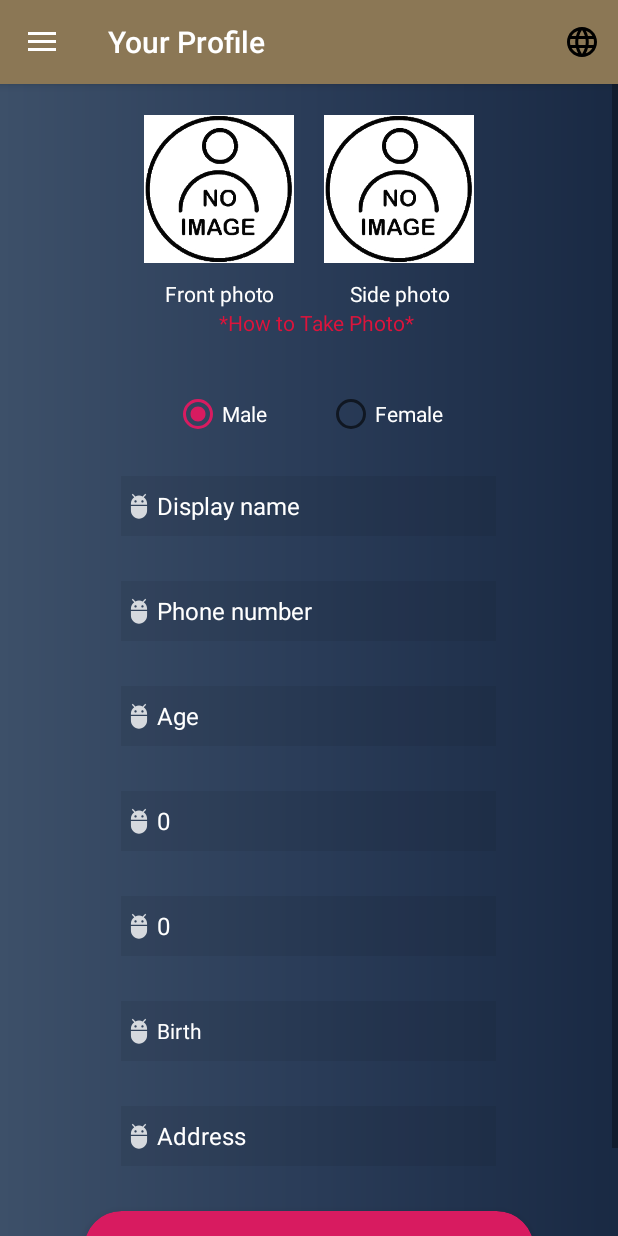
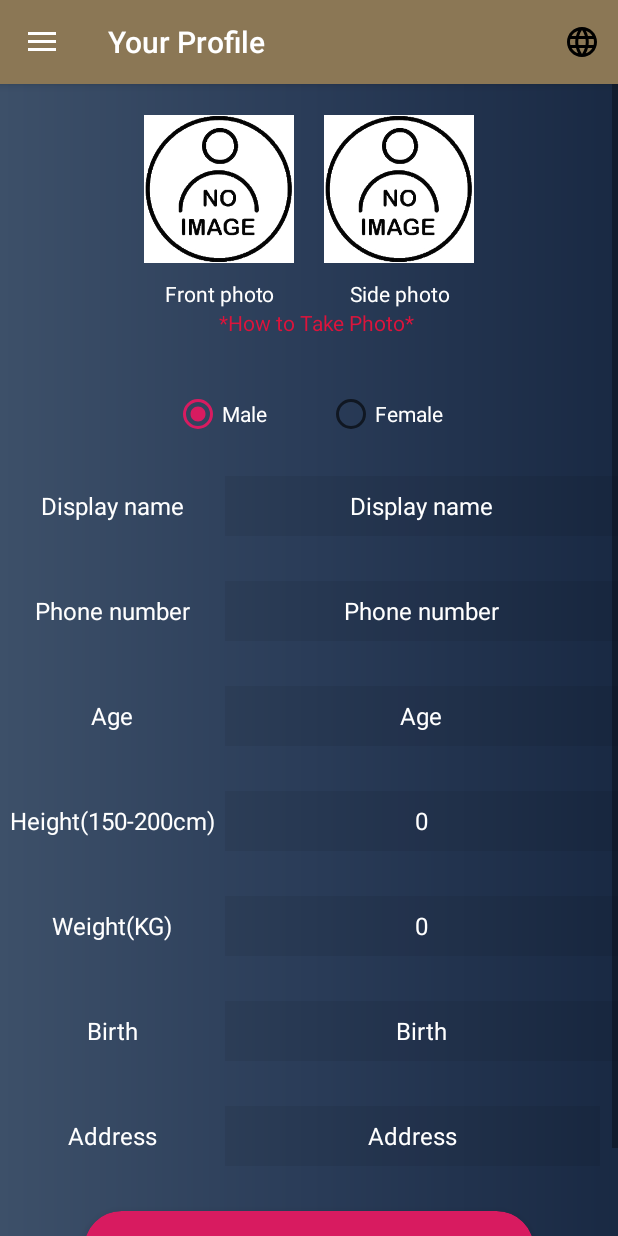
Before and after one commit to ngtszlong/EzTryClothes, an Android app: the fragment ProfileFragment placed in its activity, on a phone screen of 412 x 824 dp. Run offline under Robolectric (Android 15) with nearby library versions, the phone set to English and light mode, and no system bars; our stand-ins replace Firebase (no records; nobody signed in at launch, a user with empty details on screens opened directly), Picasso; libraries missing offline, so code that uses them is left out: com.gun0912.tedpermission; pictures from the network do not load; 2 statements that could not run were skipped.

Commit message:
fixed API problem and UI

```diff
--- a/app/src/main/java/com/ngtszlong/eztrycloth/Measure/MeasureFragment.java
+++ b/app/src/main/java/com/ngtszlong/eztrycloth/Measure/MeasureFragment.java
@@ -47,6 +47,8 @@ import org.json.JSONObject;
 
 import java.io.ByteArrayOutputStream;
 import java.net.URL;
+import java.text.SimpleDateFormat;
+import java.util.Date;
 import java.util.HashMap;
 import java.util.Locale;
 import java.util.Map;
@@ -79,9 +81,9 @@ public class MeasureFragment extends Fragment {
     private TextView txt_Upperhipgirth;
     private String id;
 
-    ProgressDialog progressDialog;
+    private ProgressDialog progressDialog;
 
-    TextView txt_sizeguide;
+    private TextView txt_sizeguide;
 
     @Nullable
     @Override
@@ -134,7 +136,7 @@ public class MeasureFragment extends Fragment {
             public void onResponse(JSONObject response) {
                 Log.d("onResponse", String.valueOf(response));
                 try {
-                    id = String.valueOf(response.getJSONObject("id"));
+                    id = response.getString("task_set_url");
                 } catch (JSONException e) {
                     e.printStackTrace();
                 }
@@ -148,7 +150,7 @@ public class MeasureFragment extends Fragment {
             @Override
             public void onErrorResponse(VolleyError error) {
                 NetworkResponse response = error.networkResponse;
-                if(response != null && response.data != null) {
+                if (response != null && response.data != null) {
                     String errorString = new String(response.data);
                     Log.i("log error", errorString);
                 }
@@ -169,23 +171,18 @@ public class MeasureFragment extends Fragment {
     }
 
     private void get() {
-        JsonObjectRequest request = new JsonObjectRequest(Request.Method.GET, "https://saia.3dlook.me/api/v2/persons/?measurements_type=all", null, new Response.Listener<JSONObject>() {
+        JsonObjectRequest request = new JsonObjectRequest(Request.Method.GET, id, null, new Response.Listener<JSONObject>() {
             @Override
             public void onResponse(JSONObject response) {
                 try {
-                    JSONArray jsonArray = response.getJSONArray("results");
-                    for (int i = 0; i < jsonArray.length(); i++) {
-                        JSONObject bodysize = jsonArray.getJSONObject(i);
-                        if (bodysize.getString("id").equals(id)) {
-                            JSONObject volumeparams = bodysize.getJSONObject("volume_params");
-                            for (int x = 0; x < volumeparams.length(); x++) {
-                                volumeparams(volumeparams);
-                            }
-                            JSONObject frontparams = bodysize.getJSONObject("front_params");
-                            for (int y = 0; y < frontparams.length(); y++) {
-                                frontparams(frontparams);
-                            }
-                        }
+                    Log.d("Response", String.valueOf(response));
+                    JSONObject volumeparams = response.getJSONObject("volume_params");
+                    for (int x = 0; x < volumeparams.length(); x++) {
+                        volumeparams(volumeparams);
+                    }
+                    JSONObject frontparams = response.getJSONObject("front_params");
+                    for (int y = 0; y < frontparams.length(); y++) {
+                        frontparams(frontparams);
                     }
                     progressDialog.dismiss();
                 } catch (JSONException e) {
@@ -262,6 +259,7 @@ public class MeasureFragment extends Fragment {
 
             }
         });
+        databaseReference.keepSynced(true);
     }
 
     public String convertUrlToBase64(String url) {
--- a/app/src/main/java/com/ngtszlong/eztrycloth/Profile/ProfileFragment.java
+++ b/app/src/main/java/com/ngtszlong/eztrycloth/Profile/ProfileFragment.java
@@ -225,7 +225,6 @@ public class ProfileFragment extends Fragment {
         firebaseAuth = FirebaseAuth.getInstance();
         firebaseUser = firebaseAuth.getCurrentUser();
         firebaseDatabase = FirebaseDatabase.getInstance();
-        firebaseDatabase.setPersistenceEnabled(true);
         databaseReference = firebaseDatabase.getReference().child("Users");
         databaseReference.addValueEventListener(new ValueEventListener() {
             @Override
--- a/app/src/main/res/layout/framgent_profile.xml
+++ b/app/src/main/res/layout/framgent_profile.xml
@@ -108,110 +108,212 @@
             </RadioGroup>
         </LinearLayout>
 
+        <LinearLayout
+            android:layout_width="match_parent"
+            android:layout_height="wrap_content"
+            android:layout_marginBottom="30dp"
+            android:orientation="horizontal">
+
+            <TextView
+                android:layout_width="150dp"
+                android:layout_height="40dp"
+                android:layout_gravity="center"
+                android:gravity="center"
+                android:text="@string/Displayname"
+                android:textAlignment="center"
+                android:textColor="#FFFFFF"
+                android:textSize="16dp" />
+
             <EditText
                 android:id="@+id/edt_mpro_name"
-            android:layout_width="250dp"
+                android:layout_width="match_parent"
                 android:layout_height="40dp"
-            android:layout_gravity="center"
-            android:layout_marginBottom="30dp"
+                android:textAlignment="center"
                 android:background="#11000000"
-            android:drawableLeft="@drawable/ic_action_user"
                 android:hint="@string/Displayname"
                 android:textColor="#FFFFFF"
                 android:textColorHint="#FFFFFF"
                 android:textSize="16dp" />
+        </LinearLayout>
+
+        <LinearLayout
+            android:layout_width="match_parent"
+            android:layout_height="wrap_content"
+            android:layout_marginBottom="30dp"
+            android:orientation="horizontal">
+
+            <TextView
+                android:layout_width="150dp"
+                android:layout_height="40dp"
+                android:layout_gravity="center"
+                android:gravity="center"
+                android:text="@string/Phonenumber"
+                android:textAlignment="center"
+                android:textColor="#FFFFFF"
+                android:textSize="16dp" />
 
             <EditText
                 android:id="@+id/edt_mpro_phone"
-            android:layout_width="250dp"
+                android:layout_width="match_parent"
                 android:layout_height="40dp"
-            android:layout_gravity="center"
-            android:layout_marginBottom="30dp"
                 android:background="#11000000"
-            android:drawableLeft="@drawable/ic_action_user"
+                android:textAlignment="center"
                 android:hint="@string/Phonenumber"
                 android:maxLength="8"
                 android:textColor="#FFFFFF"
                 android:textColorHint="#FFFFFF"
                 android:textSize="16dp" />
+        </LinearLayout>
+
+        <LinearLayout
+            android:layout_width="match_parent"
+            android:layout_height="wrap_content"
+            android:layout_marginBottom="30dp"
+            android:orientation="horizontal">
+
+            <TextView
+                android:layout_width="150dp"
+                android:layout_height="40dp"
+                android:layout_gravity="center"
+                android:gravity="center"
+                android:text="@string/Age"
+                android:textAlignment="center"
+                android:textColor="#FFFFFF"
+                android:textSize="16dp" />
 
             <EditText
                 android:id="@+id/edt_mpro_age"
-            android:layout_width="250dp"
+                android:layout_width="match_parent"
                 android:layout_height="40dp"
-            android:layout_gravity="center"
-            android:layout_marginBottom="30dp"
                 android:background="#11000000"
-            android:drawableLeft="@drawable/ic_action_user"
                 android:ems="10"
+                android:textAlignment="center"
                 android:hint="@string/Age"
                 android:inputType="number"
                 android:maxLength="2"
                 android:textColor="#FFFFFF"
                 android:textColorHint="#FFFFFF"
                 android:textSize="16dp" />
+        </LinearLayout>
 
+        <LinearLayout
+            android:layout_width="match_parent"
+            android:layout_height="wrap_content"
+            android:layout_marginBottom="30dp"
+            android:orientation="horizontal">
+
+            <TextView
+                android:layout_width="150dp"
+                android:layout_height="40dp"
+                android:layout_gravity="center"
+                android:gravity="center"
+                android:text="@string/Height"
+                android:textAlignment="center"
+                android:textColor="#FFFFFF"
+                android:textSize="16dp" />
 
             <EditText
                 android:id="@+id/edt_mpro_height"
-            android:layout_width="250dp"
+                android:layout_width="match_parent"
                 android:layout_height="40dp"
-            android:layout_gravity="center"
-            android:layout_marginBottom="30dp"
                 android:background="#11000000"
-            android:drawableLeft="@drawable/ic_action_user"
                 android:hint="@string/Height"
                 android:inputType="number"
                 android:text="0"
                 android:textColor="#FFFFFF"
                 android:textColorHint="#FFFFFF"
+                android:textAlignment="center"
+                android:textSize="16dp" />
+        </LinearLayout>
+
+    <LinearLayout
+        android:layout_width="match_parent"
+        android:layout_height="wrap_content"
+        android:layout_marginBottom="30dp"
+        android:orientation="horizontal">
+
+        <TextView
+            android:layout_width="150dp"
+            android:layout_height="40dp"
+            android:layout_gravity="center"
+            android:gravity="center"
+            android:text="@string/Weight"
+            android:textAlignment="center"
+            android:textColor="#FFFFFF"
             android:textSize="16dp" />
 
         <EditText
             android:id="@+id/edt_mpro_weight"
-            android:layout_width="250dp"
+            android:layout_width="match_parent"
             android:layout_height="40dp"
-            android:layout_gravity="center"
-            android:layout_marginBottom="30dp"
             android:background="#11000000"
-            android:drawableLeft="@drawable/ic_action_user"
             android:hint="@string/Weight"
             android:inputType="number"
+            android:textAlignment="center"
             android:text="0"
             android:textColor="#FFFFFF"
             android:textColorHint="#FFFFFF"
             android:textSize="16dp" />
+    </LinearLayout>
+
+    <LinearLayout
+        android:layout_width="match_parent"
+        android:layout_height="wrap_content"
+        android:layout_marginBottom="30dp"
+        android:orientation="horizontal">
+
+        <TextView
+            android:layout_width="150dp"
+            android:layout_height="40dp"
+            android:layout_gravity="center"
+            android:gravity="center"
+            android:text="@string/Birth"
+            android:textAlignment="center"
+            android:textColor="#FFFFFF"
+            android:textSize="16dp" />
 
         <TextView
             android:id="@+id/txt_mpro_birth"
-            android:layout_width="250dp"
+            android:layout_width="match_parent"
             android:layout_height="40dp"
-            android:layout_gravity="center"
-            android:layout_marginBottom="30dp"
+            android:gravity="center"
             android:background="#11000000"
-            android:drawableStart="@drawable/ic_action_user"
-            android:drawableLeft="@drawable/ic_action_user"
-            android:gravity="center|left"
             android:hint="@string/Birth"
             android:textAllCaps="false"
             android:textColor="#FFFFFF"
+            android:textAlignment="center"
+            android:textSize="16dp"
             android:textColorHint="#FFFFFF" />
+    </LinearLayout>
+    <LinearLayout
+        android:layout_width="match_parent"
+        android:layout_height="wrap_content"
+        android:layout_marginBottom="30dp"
+        android:orientation="horizontal">
 
+        <TextView
+            android:layout_width="150dp"
+            android:layout_height="40dp"
+            android:layout_gravity="center"
+            android:gravity="center"
+            android:text="@string/Address"
+            android:textAlignment="center"
+            android:textColor="#FFFFFF"
+            android:textSize="16dp" />
 
         <EditText
             android:id="@+id/edt_mpro_address"
             android:layout_width="250dp"
             android:layout_height="40dp"
-            android:layout_gravity="center"
-            android:layout_marginBottom="30dp"
             android:background="#11000000"
-            android:drawableLeft="@drawable/ic_action_user"
+            android:textAlignment="center"
             android:ems="10"
             android:hint="@string/Address"
             android:inputType="text"
             android:textColor="#FFFFFF"
             android:textColorHint="#FFFFFF"
             android:textSize="16dp" />
+    </LinearLayout>
 
         <androidx.cardview.widget.CardView
             android:id="@+id/btn_mpro_update"
```
Lines whose indentation alone changed are shown as unchanged.
